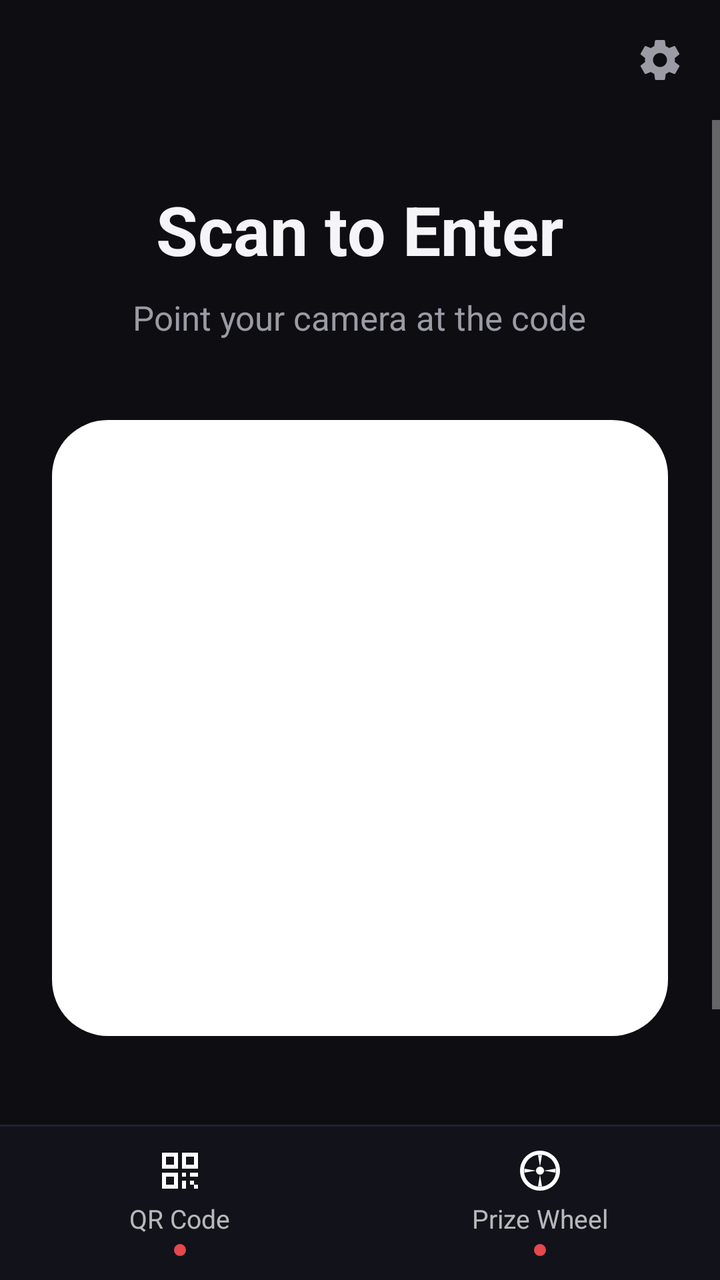
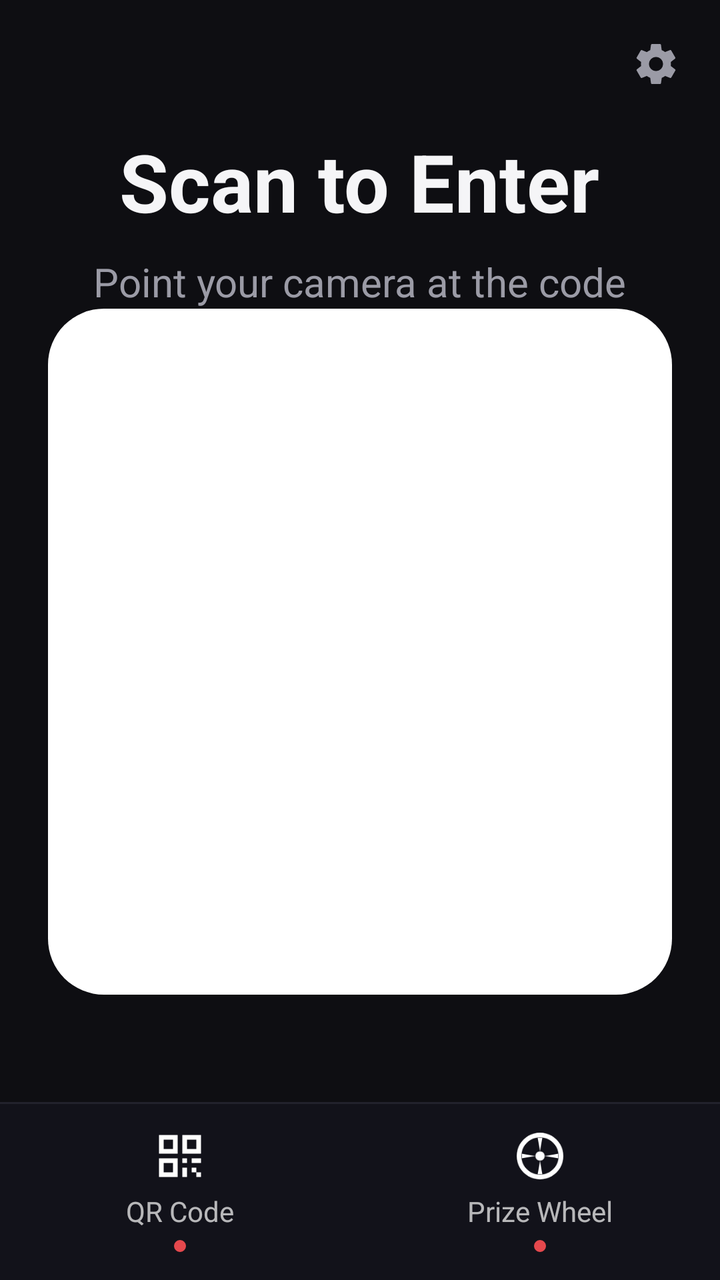

Compare the two renders of this Android layout. The source of the first and the diff that turns it into the second are given below.
<!-- AndroidManifest.xml: application theme AppTheme -->
<!-- res/layout/activity_main.xml -->
<?xml version="1.0" encoding="utf-8"?>
<LinearLayout xmlns:android="http://schemas.android.com/apk/res/android"
    android:orientation="vertical"
    android:layout_width="match_parent"
    android:layout_height="match_parent"
    android:background="@color/bg">

    <FrameLayout
        android:layout_width="match_parent"
        android:layout_height="wrap_content">
        <ImageButton
            android:id="@+id/btnSettings"
            android:layout_width="44dp"
            android:layout_height="44dp"
            android:layout_gravity="end"
            android:layout_margin="8dp"
            android:background="@android:color/transparent"
            android:src="@drawable/ic_settings"
            android:contentDescription="Settings" />
    </FrameLayout>

    <FrameLayout
        android:id="@+id/content"
        android:layout_width="match_parent"
        android:layout_height="0dp"
        android:layout_weight="1">

        <ScrollView
            android:id="@+id/screenQr"
            android:layout_width="match_parent"
            android:layout_height="match_parent"
            android:fillViewport="true">
            <LinearLayout
                android:orientation="vertical"
                android:gravity="center_horizontal"
                android:layout_width="match_parent"
                android:layout_height="wrap_content"
                android:padding="24dp">
                <TextView
                    android:layout_width="wrap_content"
                    android:layout_height="wrap_content"
                    android:text="Scan to Enter"
                    android:textColor="@color/text"
                    android:textSize="34sp"
                    android:textStyle="bold"
                    android:layout_marginTop="8dp" />
                <TextView
                    android:layout_width="wrap_content"
                    android:layout_height="wrap_content"
                    android:text="Point your camera at the code"
                    android:textColor="@color/text_dim"
                    android:textSize="17sp"
                    android:layout_marginTop="10dp" />
                <FrameLayout
                    android:layout_width="wrap_content"
                    android:layout_height="wrap_content"
                    android:background="@drawable/bg_card_white"
                    android:padding="24dp"
                    android:layout_marginTop="40dp">
                    <ImageView
                        android:id="@+id/imgQr"
                        android:layout_width="260dp"
                        android:layout_height="260dp"
                        android:contentDescription="QR code for the signup page" />
                </FrameLayout>
                <TextView
                    android:id="@+id/txtQrUrl"
                    android:layout_width="wrap_content"
                    android:layout_height="wrap_content"
                    android:textColor="@color/text_dim"
                    android:textSize="16sp"
                    android:layout_marginTop="40dp"
                    android:layout_marginBottom="24dp" />
            </LinearLayout>
        </ScrollView>

        <ScrollView
            android:id="@+id/screenWheel"
            android:layout_width="match_parent"
            android:layout_height="match_parent"
            android:fillViewport="true"
            android:visibility="gone">
            <LinearLayout
                android:orientation="vertical"
                android:gravity="center_horizontal"
                android:layout_width="match_parent"
                android:layout_height="wrap_content"
                android:padding="24dp">
                <TextView
                    android:layout_width="wrap_content"
                    android:layout_height="wrap_content"
                    android:text="Prize Wheel"
                    android:textColor="@color/text"
                    android:textSize="34sp"
                    android:textStyle="bold"
                    android:layout_marginTop="8dp" />
                <TextView
                    android:layout_width="wrap_content"
                    android:layout_height="wrap_content"
                    android:text="Spin to pick a winner"
                    android:textColor="@color/text_dim"
                    android:textSize="17sp"
                    android:layout_marginTop="10dp" />
                <com.anotherpatkreation.qrwheel.WheelView
                    android:id="@+id/wheelView"
                    android:layout_width="match_parent"
                    android:layout_height="340dp"
                    android:layout_marginTop="32dp" />
                <TextView
                    android:id="@+id/btnSpin"
                    android:layout_width="match_parent"
                    android:layout_height="56dp"
                    android:layout_marginTop="36dp"
                    android:background="@drawable/bg_button_red"
                    android:gravity="center"
                    android:text="SPIN THE WHEEL"
                    android:textColor="#FFFFFFFF"
                    android:textSize="18sp"
                    android:textStyle="bold"
                    android:letterSpacing="0.05" />
                <TextView
                    android:id="@+id/txtCount"
                    android:layout_width="wrap_content"
                    android:layout_height="wrap_content"
                    android:textColor="@color/text_dim"
                    android:textSize="16sp"
                    android:layout_marginTop="16dp" />
                <TextView
                    android:id="@+id/btnRefresh"
                    android:layout_width="wrap_content"
                    android:layout_height="wrap_content"
                    android:text="Refresh list"
                    android:textColor="@color/accent"
                    android:textSize="14sp"
                    android:padding="10dp"
                    android:layout_marginBottom="16dp" />
            </LinearLayout>
        </ScrollView>
    </FrameLayout>

    <View
        android:layout_width="match_parent"
        android:layout_height="1dp"
        android:background="#FF22222C" />

    <LinearLayout
        android:layout_width="match_parent"
        android:layout_height="wrap_content"
        android:background="#FF12121A"
        android:orientation="horizontal">

        <LinearLayout
            android:id="@+id/tabQr"
            android:orientation="vertical"
            android:gravity="center"
            android:layout_width="0dp"
            android:layout_weight="1"
            android:layout_height="wrap_content"
            android:paddingTop="10dp"
            android:paddingBottom="12dp"
            android:background="?android:attr/selectableItemBackground">
            <ImageView
                android:id="@+id/tabQrIcon"
                android:layout_width="24dp"
                android:layout_height="24dp"
                android:src="@drawable/ic_qr" />
            <TextView
                android:id="@+id/tabQrLabel"
                android:layout_width="wrap_content"
                android:layout_height="wrap_content"
                android:text="QR Code"
                android:textSize="13sp"
                android:layout_marginTop="3dp" />
            <ImageView
                android:id="@+id/tabQrDot"
                android:layout_width="6dp"
                android:layout_height="6dp"
                android:src="@drawable/ic_dot"
                android:layout_marginTop="4dp" />
        </LinearLayout>

        <LinearLayout
            android:id="@+id/tabWheel"
            android:orientation="vertical"
            android:gravity="center"
            android:layout_width="0dp"
            android:layout_weight="1"
            android:layout_height="wrap_content"
            android:paddingTop="10dp"
            android:paddingBottom="12dp"
            android:background="?android:attr/selectableItemBackground">
            <ImageView
                android:id="@+id/tabWheelIcon"
                android:layout_width="24dp"
                android:layout_height="24dp"
                android:src="@drawable/ic_wheel" />
            <TextView
                android:id="@+id/tabWheelLabel"
                android:layout_width="wrap_content"
                android:layout_height="wrap_content"
                android:text="Prize Wheel"
                android:textSize="13sp"
                android:layout_marginTop="3dp" />
            <ImageView
                android:id="@+id/tabWheelDot"
                android:layout_width="6dp"
                android:layout_height="6dp"
                android:src="@drawable/ic_dot"
                android:layout_marginTop="4dp" />
        </LinearLayout>
    </LinearLayout>
</LinearLayout>
<!-- resources referenced by this layout -->
<resources>
  <color name="accent">#FFE5484D</color>
  <color name="bg">#FF0E0E12</color>
  <color name="text">#FFF5F5F7</color>
  <color name="text_dim">#FF9B9BA6</color>
  <!-- drawable bg_button_red (drawable) -->
  <?xml version="1.0" encoding="utf-8"?>
  <selector xmlns:android="http://schemas.android.com/apk/res/android">
      <item android:state_pressed="true">
          <shape android:shape="rectangle"><solid android:color="#FFC93A3F" /><corners android:radius="28dp" /></shape>
      </item>
      <item android:state_enabled="false">
          <shape android:shape="rectangle"><solid android:color="#FF5A2A2D" /><corners android:radius="28dp" /></shape>
      </item>
      <item>
          <shape android:shape="rectangle"><solid android:color="#FFE5484D" /><corners android:radius="28dp" /></shape>
      </item>
  </selector>
  <!-- drawable bg_card_white (drawable) -->
  <?xml version="1.0" encoding="utf-8"?>
  <shape xmlns:android="http://schemas.android.com/apk/res/android" android:shape="rectangle">
      <solid android:color="#FFFFFFFF" />
      <corners android:radius="28dp" />
  </shape>
  <!-- drawable ic_dot (drawable) -->
  <?xml version="1.0" encoding="utf-8"?>
  <shape xmlns:android="http://schemas.android.com/apk/res/android" android:shape="oval">
      <solid android:color="#FFE5484D" />
      <size android:width="6dp" android:height="6dp" />
  </shape>
  <!-- drawable ic_qr (drawable) -->
  <vector xmlns:android="http://schemas.android.com/apk/res/android" android:width="24dp" android:height="24dp" android:viewportWidth="24" android:viewportHeight="24">
      <path android:fillColor="#FFFFFFFF" android:pathData="M3,3h8v8h-8zM5,5v4h4v-4zM13,3h8v8h-8zM15,5v4h4v-4zM3,13h8v8h-8zM5,15v4h4v-4zM13,13h2v2h-2zM17,13h4v2h-4zM13,17h2v4h-2zM17,17h2v2h-2zM19,19h2v2h-2z"/>
  </vector>
  <!-- drawable ic_settings (drawable) -->
  <vector xmlns:android="http://schemas.android.com/apk/res/android" android:width="24dp" android:height="24dp" android:viewportWidth="24" android:viewportHeight="24">
      <path android:fillColor="#FF9B9BA6" android:pathData="M19.4,13c0.04,-0.32 0.06,-0.66 0.06,-1s-0.02,-0.68 -0.06,-1l2.1,-1.65c0.19,-0.15 0.24,-0.42 0.12,-0.64l-2,-3.46c-0.12,-0.22 -0.37,-0.31 -0.6,-0.22l-2.49,1c-0.52,-0.4 -1.08,-0.73 -1.69,-0.98L14.5,2.42C14.47,2.18 14.25,2 14,2h-4c-0.25,0 -0.46,0.18 -0.5,0.42L9.12,5.07c-0.61,0.25 -1.17,0.59 -1.69,0.98l-2.49,-1c-0.23,-0.09 -0.48,0 -0.6,0.22l-2,3.46c-0.13,0.22 -0.07,0.49 0.12,0.64L4.56,11c-0.04,0.32 -0.06,0.66 -0.06,1s0.02,0.68 0.06,1l-2.1,1.65c-0.19,0.15 -0.24,0.42 -0.12,0.64l2,3.46c0.12,0.22 0.37,0.31 0.6,0.22l2.49,-1c0.52,0.4 1.08,0.73 1.69,0.98l0.38,2.65c0.04,0.24 0.25,0.42 0.5,0.42h4c0.25,0 0.46,-0.18 0.5,-0.42l0.38,-2.65c0.61,-0.25 1.17,-0.59 1.69,-0.98l2.49,1c0.23,0.09 0.48,0 0.6,-0.22l2,-3.46c0.12,-0.22 0.07,-0.49 -0.12,-0.64L19.4,13zM12,15.5c-1.93,0 -3.5,-1.57 -3.5,-3.5s1.57,-3.5 3.5,-3.5 3.5,1.57 3.5,3.5 -1.57,3.5 -3.5,3.5z"/>
  </vector>
  <!-- drawable ic_wheel (drawable) -->
  <vector xmlns:android="http://schemas.android.com/apk/res/android" android:width="24dp" android:height="24dp" android:viewportWidth="24" android:viewportHeight="24">
      <path android:fillColor="#FFFFFFFF" android:pathData="M12,2a10,10 0 1,0 0.01,0zM12,4a8,8 0 1,1 -0.01,0zM12,10a2,2 0 1,0 0.01,0zM11,4.2h2L12,10zM4.2,11v2L10,12zM13,19.8h-2L12,14zM19.8,13v-2L14,12z"/>
  </vector>
  <style name="AppTheme" parent="android:Theme.Material.NoActionBar">
          <item name="android:windowBackground">@color/bg</item>
          <item name="android:statusBarColor">@color/bg</item>
          <item name="android:navigationBarColor">@color/bg</item>
          <item name="android:colorAccent">@color/accent</item>
      </style>
</resources>

<!-- the commit's change to res/layout/activity_main.xml (unified diff, before → after) -->
@@ -10,8 +10,8 @@
         android:layout_height="wrap_content">
         <ImageButton
             android:id="@+id/btnSettings"
-            android:layout_width="44dp"
-            android:layout_height="44dp"
+            android:layout_width="48dp"
+            android:layout_height="48dp"
             android:layout_gravity="end"
             android:layout_margin="8dp"
             android:background="@android:color/transparent"
@@ -25,117 +25,112 @@
         android:layout_height="0dp"
         android:layout_weight="1">
 
-        <ScrollView
+        <LinearLayout
             android:id="@+id/screenQr"
+            android:orientation="vertical"
+            android:gravity="center_horizontal"
             android:layout_width="match_parent"
             android:layout_height="match_parent"
-            android:fillViewport="true">
-            <LinearLayout
-                android:orientation="vertical"
-                android:gravity="center_horizontal"
-                android:layout_width="match_parent"
-                android:layout_height="wrap_content"
-                android:padding="24dp">
-                <TextView
-                    android:layout_width="wrap_content"
-                    android:layout_height="wrap_content"
-                    android:text="Scan to Enter"
-                    android:textColor="@color/text"
-                    android:textSize="34sp"
-                    android:textStyle="bold"
-                    android:layout_marginTop="8dp" />
-                <TextView
-                    android:layout_width="wrap_content"
-                    android:layout_height="wrap_content"
-                    android:text="Point your camera at the code"
-                    android:textColor="@color/text_dim"
-                    android:textSize="17sp"
-                    android:layout_marginTop="10dp" />
+            android:paddingStart="24dp"
+            android:paddingEnd="24dp">
+            <TextView
+                android:layout_width="wrap_content"
+                android:layout_height="wrap_content"
+                android:text="Scan to Enter"
+                android:textColor="@color/text"
+                android:textSize="40sp"
+                android:textStyle="bold" />
+            <TextView
+                android:layout_width="wrap_content"
+                android:layout_height="wrap_content"
+                android:text="Point your camera at the code"
+                android:textColor="@color/text_dim"
+                android:textSize="20sp"
+                android:layout_marginTop="10dp" />
+            <FrameLayout
+                android:layout_width="wrap_content"
+                android:layout_height="0dp"
+                android:layout_weight="1"
+                android:layout_gravity="center_horizontal"
+                android:gravity="center">
                 <FrameLayout
                     android:layout_width="wrap_content"
                     android:layout_height="wrap_content"
                     android:background="@drawable/bg_card_white"
-                    android:padding="24dp"
-                    android:layout_marginTop="40dp">
+                    android:padding="26dp">
                     <ImageView
                         android:id="@+id/imgQr"
-                        android:layout_width="260dp"
-                        android:layout_height="260dp"
+                        android:layout_width="300dp"
+                        android:layout_height="300dp"
                         android:contentDescription="QR code for the signup page" />
                 </FrameLayout>
-                <TextView
-                    android:id="@+id/txtQrUrl"
-                    android:layout_width="wrap_content"
-                    android:layout_height="wrap_content"
-                    android:textColor="@color/text_dim"
-                    android:textSize="16sp"
-                    android:layout_marginTop="40dp"
-                    android:layout_marginBottom="24dp" />
-            </LinearLayout>
-        </ScrollView>
-
-        <ScrollView
+            </FrameLayout>
+            <TextView
+                android:id="@+id/txtQrUrl"
+                android:layout_width="wrap_content"
+                android:layout_height="wrap_content"
+                android:textColor="@color/text_dim"
+                android:textSize="19sp"
+                android:layout_marginBottom="28dp" />
+        </LinearLayout>
+
+        <LinearLayout
             android:id="@+id/screenWheel"
+            android:orientation="vertical"
+            android:gravity="center_horizontal"
             android:layout_width="match_parent"
             android:layout_height="match_parent"
-            android:fillViewport="true"
+            android:paddingStart="24dp"
+            android:paddingEnd="24dp"
             android:visibility="gone">
-            <LinearLayout
-                android:orientation="vertical"
-                android:gravity="center_horizontal"
+            <TextView
+                android:layout_width="wrap_content"
+                android:layout_height="wrap_content"
+                android:text="Prize Wheel"
+                android:textColor="@color/text"
+                android:textSize="40sp"
+                android:textStyle="bold" />
+            <TextView
+                android:layout_width="wrap_content"
+                android:layout_height="wrap_content"
+                android:text="Spin to pick a winner"
+                android:textColor="@color/text_dim"
+                android:textSize="20sp"
+                android:layout_marginTop="10dp" />
+            <com.anotherpatkreation.qrwheel.WheelView
+                android:id="@+id/wheelView"
                 android:layout_width="match_parent"
-                android:layout_height="wrap_content"
-                android:padding="24dp">
-                <TextView
-                    android:layout_width="wrap_content"
-                    android:layout_height="wrap_content"
-                    android:text="Prize Wheel"
-                    android:textColor="@color/text"
-                    android:textSize="34sp"
-                    android:textStyle="bold"
-                    android:layout_marginTop="8dp" />
-                <TextView
-                    android:layout_width="wrap_content"
-                    android:layout_height="wrap_content"
-                    android:text="Spin to pick a winner"
-                    android:textColor="@color/text_dim"
-                    android:textSize="17sp"
-                    android:layout_marginTop="10dp" />
-                <com.anotherpatkreation.qrwheel.WheelView
-                    android:id="@+id/wheelView"
-                    android:layout_width="match_parent"
-                    android:layout_height="340dp"
-                    android:layout_marginTop="32dp" />
-                <TextView
-                    android:id="@+id/btnSpin"
-                    android:layout_width="match_parent"
-                    android:layout_height="56dp"
-                    android:layout_marginTop="36dp"
-                    android:background="@drawable/bg_button_red"
-                    android:gravity="center"
-                    android:text="SPIN THE WHEEL"
-                    android:textColor="#FFFFFFFF"
-                    android:textSize="18sp"
-                    android:textStyle="bold"
-                    android:letterSpacing="0.05" />
-                <TextView
-                    android:id="@+id/txtCount"
-                    android:layout_width="wrap_content"
-                    android:layout_height="wrap_content"
-                    android:textColor="@color/text_dim"
-                    android:textSize="16sp"
-                    android:layout_marginTop="16dp" />
-                <TextView
-                    android:id="@+id/btnRefresh"
-                    android:layout_width="wrap_content"
-                    android:layout_height="wrap_content"
-                    android:text="Refresh list"
-                    android:textColor="@color/accent"
-                    android:textSize="14sp"
-                    android:padding="10dp"
-                    android:layout_marginBottom="16dp" />
-            </LinearLayout>
-        </ScrollView>
+                android:layout_height="0dp"
+                android:layout_weight="1"
+                android:layout_marginTop="16dp" />
+            <TextView
+                android:id="@+id/btnSpin"
+                android:layout_width="match_parent"
+                android:layout_height="64dp"
+                android:background="@drawable/bg_button_red"
+                android:gravity="center"
+                android:text="SPIN THE WHEEL"
+                android:textColor="#FFFFFFFF"
+                android:textSize="21sp"
+                android:textStyle="bold"
+                android:letterSpacing="0.05" />
+            <TextView
+                android:id="@+id/txtCount"
+                android:layout_width="wrap_content"
+                android:layout_height="wrap_content"
+                android:textColor="@color/text_dim"
+                android:textSize="18sp"
+                android:layout_marginTop="12dp" />
+            <TextView
+                android:id="@+id/btnRefresh"
+                android:layout_width="wrap_content"
+                android:layout_height="wrap_content"
+                android:text="Refresh list"
+                android:textColor="@color/accent"
+                android:textSize="15sp"
+                android:padding="8dp"
+                android:layout_marginBottom="8dp" />
+        </LinearLayout>
     </FrameLayout>
 
     <View
@@ -156,27 +151,27 @@
             android:layout_width="0dp"
             android:layout_weight="1"
             android:layout_height="wrap_content"
-            android:paddingTop="10dp"
-            android:paddingBottom="12dp"
+            android:paddingTop="12dp"
+            android:paddingBottom="14dp"
             android:background="?android:attr/selectableItemBackground">
             <ImageView
                 android:id="@+id/tabQrIcon"
-                android:layout_width="24dp"
-                android:layout_height="24dp"
+                android:layout_width="28dp"
+                android:layout_height="28dp"
                 android:src="@drawable/ic_qr" />
             <TextView
                 android:id="@+id/tabQrLabel"
                 android:layout_width="wrap_content"
                 android:layout_height="wrap_content"
                 android:text="QR Code"
-                android:textSize="13sp"
-                android:layout_marginTop="3dp" />
+                android:textSize="14sp"
+                android:layout_marginTop="4dp" />
             <ImageView
                 android:id="@+id/tabQrDot"
                 android:layout_width="6dp"
                 android:layout_height="6dp"
                 android:src="@drawable/ic_dot"
-                android:layout_marginTop="4dp" />
+                android:layout_marginTop="5dp" />
         </LinearLayout>
 
         <LinearLayout
@@ -186,27 +181,27 @@
             android:layout_width="0dp"
             android:layout_weight="1"
             android:layout_height="wrap_content"
-            android:paddingTop="10dp"
-            android:paddingBottom="12dp"
+            android:paddingTop="12dp"
+            android:paddingBottom="14dp"
             android:background="?android:attr/selectableItemBackground">
             <ImageView
                 android:id="@+id/tabWheelIcon"
-                android:layout_width="24dp"
-                android:layout_height="24dp"
+                android:layout_width="28dp"
+                android:layout_height="28dp"
                 android:src="@drawable/ic_wheel" />
             <TextView
                 android:id="@+id/tabWheelLabel"
                 android:layout_width="wrap_content"
                 android:layout_height="wrap_content"
                 android:text="Prize Wheel"
-                android:textSize="13sp"
-                android:layout_marginTop="3dp" />
+                android:textSize="14sp"
+                android:layout_marginTop="4dp" />
             <ImageView
                 android:id="@+id/tabWheelDot"
                 android:layout_width="6dp"
                 android:layout_height="6dp"
                 android:src="@drawable/ic_dot"
-                android:layout_marginTop="4dp" />
+                android:layout_marginTop="5dp" />
         </LinearLayout>
     </LinearLayout>
 </LinearLayout>
